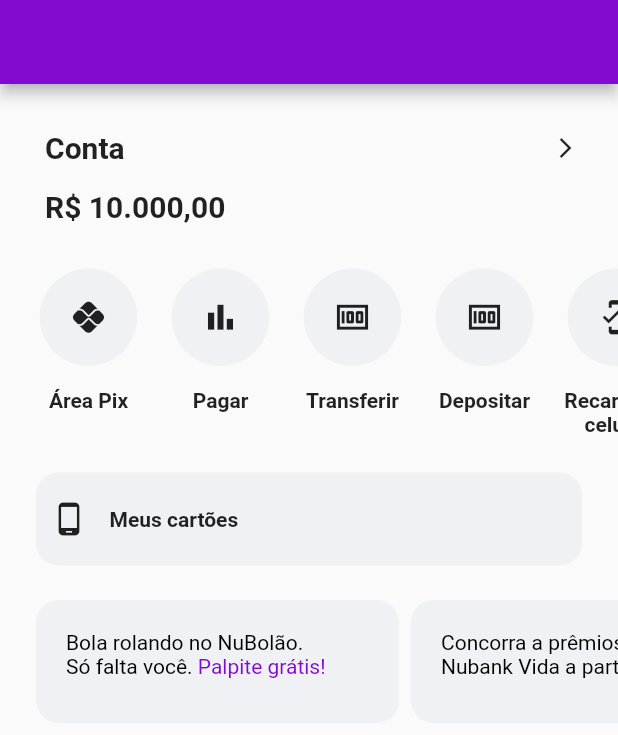
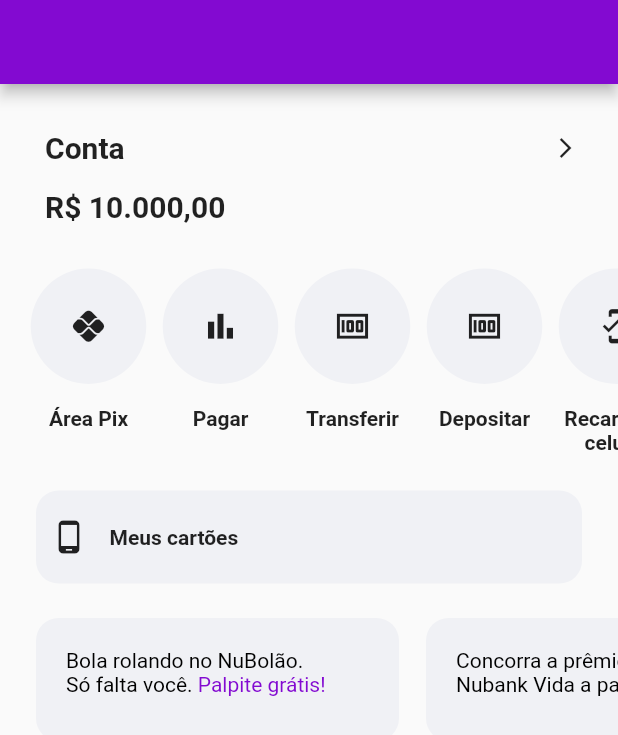
Before and after one commit to ArthurReichert/nubank_app, a Flutter app: the screen it shows after launch, on a phone screen of 412 x 824 dp. Shown: the top 735 px of the screen. Run offline on Flutter 3.47's test engine with Material 2 defaults, Android fonts, the phone set to English and light mode, and no system bars.

Commit message:
ajuste responsividade

```diff
--- a/lib/presentation/screens/widgets/ads.dart
+++ b/lib/presentation/screens/widgets/ads.dart
@@ -25,7 +25,13 @@ class _AdsState extends State<Ads> {
           crossAxisAlignment: CrossAxisAlignment.start,
           children: [
             Ads1(),
+            SizedBox(
+              width: 10,
+            ),
             Ads2(),
+            SizedBox(
+              width: 10,
+            ),
             Ads3(),
           ],
         ),
--- a/lib/presentation/screens/widgets/shortchut_scrollbar/shortcut_scrollbar_item.dart
+++ b/lib/presentation/screens/widgets/shortchut_scrollbar/shortcut_scrollbar_item.dart
@@ -31,7 +31,7 @@ class _ShortcutScrollbarItemState extends State<ShortcutScrollbarItem> {
             widget.icon,
             size: 25.0,
           ),
-          padding: EdgeInsets.all(20.0),
+          padding: EdgeInsets.all(26),
           shape: CircleBorder(),
         ),
         SizedBox(
```
